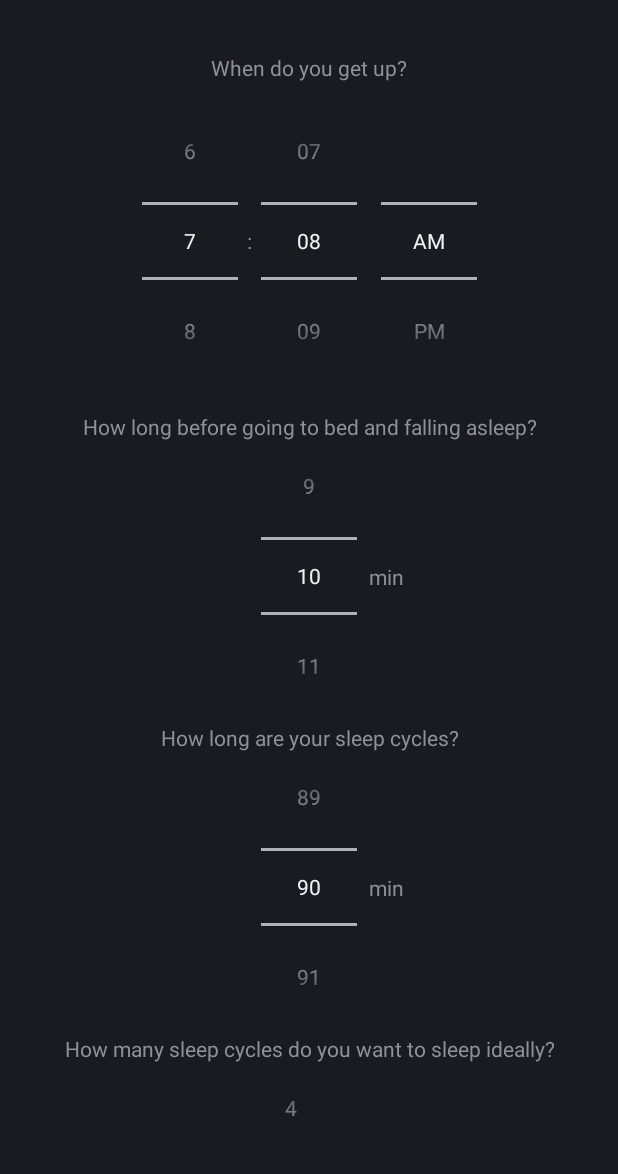
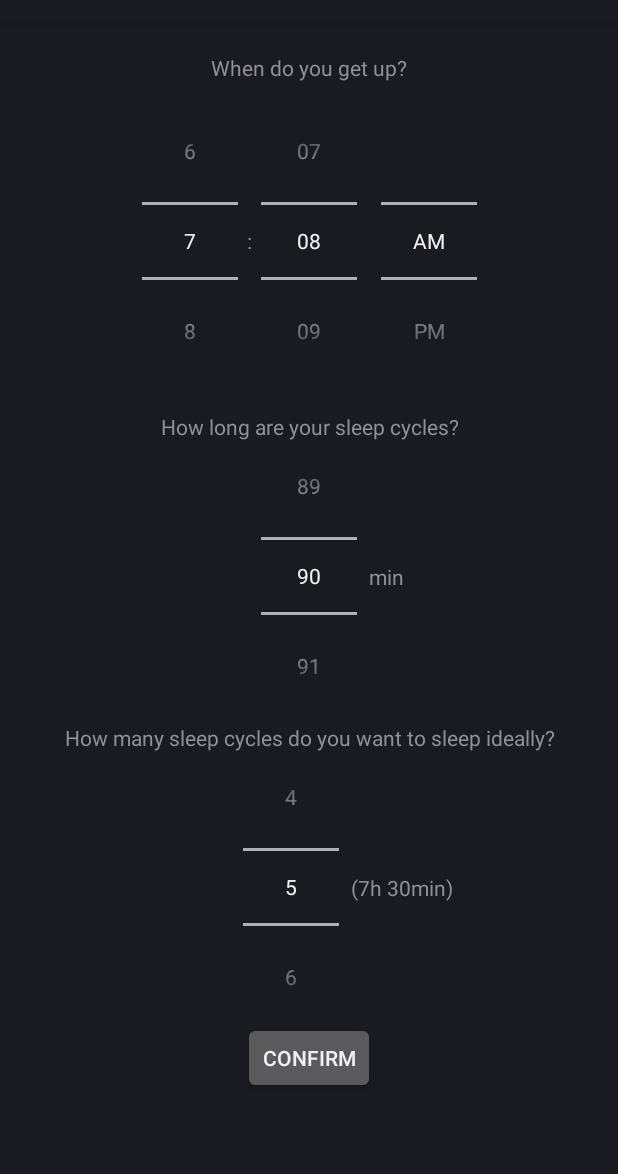
Before and after one commit to BrianGiannini/sleep-on-time, an Android app: the screen it shows after launch (ParameterActivity), on a phone screen of 412 x 824 dp, the part 62-1236 px from its top. Run offline under Robolectric (Android 15) with nearby library versions, the phone set to English and light mode, and no system bars; plain views replace BoxInsetLayout.

Commit message:
improve ui + wip better system

```diff
--- a/app/src/main/AndroidManifest.xml
+++ b/app/src/main/AndroidManifest.xml
@@ -15,11 +15,6 @@
         <uses-library
             android:name="com.google.android.wearable"
             android:required="true" />
-
-        <!--
-               Set to true if your app is Standalone, that is, it does not require the handheld
-               app to run.
-        -->
         <meta-data
             android:name="com.google.android.wearable.standalone"
             android:value="true" />
--- a/app/src/main/java/io/sangui/sleepontime/ParameterActivity.kt
+++ b/app/src/main/java/io/sangui/sleepontime/ParameterActivity.kt
@@ -5,6 +5,8 @@
 import android.content.Intent
 import android.content.SharedPreferences
 import android.os.Bundle
+import android.util.Log
+import android.view.MotionEvent
 import com.google.gson.Gson
 import io.sangui.sleepontime.databinding.ActivityParametersBinding
 
@@ -12,7 +14,6 @@
 class ParameterActivity : Activity() {
 
     private lateinit var binding: ActivityParametersBinding
-
 
     override fun onCreate(savedInstanceState: Bundle?) {
         super.onCreate(savedInstanceState)
@@ -25,13 +26,19 @@
         setupView(preferences)
     }
 
+    override fun onTouchEvent(event: MotionEvent?): Boolean {
+        Log.d("DEBUGMAN", "onTouchEvent $event")
+
+        return super.onTouchEvent(event)
+    }
+
     private fun setupView(preferences: SharedPreferences) {
         with(binding) {
-            with(numberPickerFallAslep) {
-                minValue = 1
-                maxValue = 60
-                value = 10
-            }
+//            with(numberPickerFallAslep) {
+//                minValue = 1
+//                maxValue = 60
+//                value = 10
+//            }
 
             with(numberPickerSleepCycleDuration) {
                 minValue = 60
@@ -90,7 +97,8 @@
                 timePickerGetUp.minute,
                 numberCycles.value,
                 numberPickerSleepCycleDuration.value,
-                numberPickerFallAslep.value
+                0
+//                numberPickerFallAslep.value
             )
         }
 
--- a/app/src/main/java/io/sangui/sleepontime/TimeManager.kt
+++ b/app/src/main/java/io/sangui/sleepontime/TimeManager.kt
@@ -3,7 +3,7 @@
 data class TimerData(
     val timeWakeUpHour: Int,
     val timeWakeUpMinute: Int,
-    val cycleNumber: Int,
+    val numberOfCycles: Int,
     val cycleLength: Int,
     val timeToSleep: Int
 )
--- /dev/null
+++ b/app/src/main/res/drawable/ic_baseline_settings_24.xml
@@ -0,0 +1,5 @@
+<vector android:height="24dp" android:tint="#FFFFFF"
+    android:viewportHeight="24" android:viewportWidth="24"
+    android:width="24dp" xmlns:android="http://schemas.android.com/apk/res/android">
+    <path android:fillColor="@android:color/white" android:pathData="M19.14,12.94c0.04,-0.3 0.06,-0.61 0.06,-0.94c0,-0.32 -0.02,-0.64 -0.07,-0.94l2.03,-1.58c0.18,-0.14 0.23,-0.41 0.12,-0.61l-1.92,-3.32c-0.12,-0.22 -0.37,-0.29 -0.59,-0.22l-2.39,0.96c-0.5,-0.38 -1.03,-0.7 -1.62,-0.94L14.4,2.81c-0.04,-0.24 -0.24,-0.41 -0.48,-0.41h-3.84c-0.24,0 -0.43,0.17 -0.47,0.41L9.25,5.35C8.66,5.59 8.12,5.92 7.63,6.29L5.24,5.33c-0.22,-0.08 -0.47,0 -0.59,0.22L2.74,8.87C2.62,9.08 2.66,9.34 2.86,9.48l2.03,1.58C4.84,11.36 4.8,11.69 4.8,12s0.02,0.64 0.07,0.94l-2.03,1.58c-0.18,0.14 -0.23,0.41 -0.12,0.61l1.92,3.32c0.12,0.22 0.37,0.29 0.59,0.22l2.39,-0.96c0.5,0.38 1.03,0.7 1.62,0.94l0.36,2.54c0.05,0.24 0.24,0.41 0.48,0.41h3.84c0.24,0 0.44,-0.17 0.47,-0.41l0.36,-2.54c0.59,-0.24 1.13,-0.56 1.62,-0.94l2.39,0.96c0.22,0.08 0.47,0 0.59,-0.22l1.92,-3.32c0.12,-0.22 0.07,-0.47 -0.12,-0.61L19.14,12.94zM12,15.6c-1.98,0 -3.6,-1.62 -3.6,-3.6s1.62,-3.6 3.6,-3.6s3.6,1.62 3.6,3.6S13.98,15.6 12,15.6z"/>
+</vector>
--- /dev/null
+++ b/app/src/main/res/drawable/round_corner.xml
@@ -0,0 +1,5 @@
+<?xml version="1.0" encoding="utf-8"?>
+<shape xmlns:android="http://schemas.android.com/apk/res/android">
+    <solid android:color="#515a69" />
+    <corners android:radius="16dp" />
+</shape>
--- a/app/src/main/res/layout/activity_parameters.xml
+++ b/app/src/main/res/layout/activity_parameters.xml
@@ -37,24 +37,24 @@
                 app:layout_constraintStart_toStartOf="parent"
                 app:layout_constraintTop_toBottomOf="@+id/when_sleep_text" />
 
-            <TextView
-                android:id="@+id/fall_asleep_text"
-                android:layout_width="wrap_content"
-                android:layout_height="wrap_content"
-                android:text="@string/how_long_fall_asleep_text"
-                android:gravity="center"
-                android:paddingTop="8dp"
-                app:layout_constraintEnd_toEndOf="parent"
-                app:layout_constraintStart_toStartOf="parent"
-                app:layout_constraintTop_toBottomOf="@+id/time_picker_get_up" />
+<!--            <TextView-->
+<!--                android:id="@+id/fall_asleep_text"-->
+<!--                android:layout_width="wrap_content"-->
+<!--                android:layout_height="wrap_content"-->
+<!--                android:text="@string/how_long_fall_asleep_text"-->
+<!--                android:gravity="center"-->
+<!--                android:paddingTop="8dp"-->
+<!--                app:layout_constraintEnd_toEndOf="parent"-->
+<!--                app:layout_constraintStart_toStartOf="parent"-->
+<!--                app:layout_constraintTop_toBottomOf="@+id/time_picker_get_up" />-->
 
-            <NumberPicker
-                android:id="@+id/number_picker_fall_aslep"
-                android:layout_width="wrap_content"
-                android:layout_height="wrap_content"
-                app:layout_constraintEnd_toEndOf="parent"
-                app:layout_constraintStart_toStartOf="parent"
-                app:layout_constraintTop_toBottomOf="@+id/fall_asleep_text" />
+<!--            <NumberPicker-->
+<!--                android:id="@+id/number_picker_fall_aslep"-->
+<!--                android:layout_width="wrap_content"-->
+<!--                android:layout_height="wrap_content"-->
+<!--                app:layout_constraintEnd_toEndOf="parent"-->
+<!--                app:layout_constraintStart_toStartOf="parent"-->
+<!--                app:layout_constraintTop_toBottomOf="@+id/fall_asleep_text" />-->
 
             <TextView
                 android:id="@+id/sleep_cycle_length"
@@ -65,7 +65,7 @@
                 android:paddingTop="8dp"
                 app:layout_constraintEnd_toEndOf="parent"
                 app:layout_constraintStart_toStartOf="parent"
-                app:layout_constraintTop_toBottomOf="@+id/number_picker_fall_aslep" />
+                app:layout_constraintTop_toBottomOf="@+id/time_picker_get_up" />
 
             <NumberPicker
                 android:id="@+id/number_picker_sleep_cycle_duration"
@@ -75,15 +75,15 @@
                 app:layout_constraintStart_toStartOf="parent"
                 app:layout_constraintTop_toBottomOf="@+id/sleep_cycle_length" />
 
-            <TextView
-                android:id="@+id/textView"
-                android:layout_width="wrap_content"
-                android:layout_height="wrap_content"
-                android:layout_marginStart="8dp"
-                android:text="@string/minutes_text"
-                app:layout_constraintBottom_toBottomOf="@+id/number_picker_fall_aslep"
-                app:layout_constraintStart_toEndOf="@+id/number_picker_fall_aslep"
-                app:layout_constraintTop_toBottomOf="@+id/fall_asleep_text" />
+<!--            <TextView-->
+<!--                android:id="@+id/textView"-->
+<!--                android:layout_width="wrap_content"-->
+<!--                android:layout_height="wrap_content"-->
+<!--                android:layout_marginStart="8dp"-->
+<!--                android:text="@string/minutes_text"-->
+<!--                app:layout_constraintBottom_toBottomOf="@+id/number_picker_fall_aslep"-->
+<!--                app:layout_constraintStart_toEndOf="@+id/number_picker_fall_aslep"-->
+<!--                app:layout_constraintTop_toBottomOf="@+id/fall_asleep_text" />-->
 
             <TextView
                 android:id="@+id/minutes_info_text"
--- a/app/src/main/res/values/strings.xml
+++ b/app/src/main/res/values/strings.xml
@@ -5,7 +5,7 @@
     values-round/strings.xml for round devices.
     -->
     <string name="when_get_up_text">When do you get up?</string>
-    <string name="how_long_fall_asleep_text">How long before going to bed and falling asleep?</string>
+    <string name="how_long_fall_asleep_text">How long before falling asleep?</string>
     <string name="length_cycle_text">How long are your sleep cycles?</string>
     <string name="how_many_cycle_text">How many cycles you aim to sleep?</string>
     <string name="minutes_text">min</string>
@@ -17,7 +17,10 @@
     <string name="share_prefs_fist_time_key">firstTimeKey</string>
     <string name="share_prefs_time_get_up">getUpKey</string>
     <string name="params_text">params</string>
-    <string name="late_text">late to go to bed</string>
-    <string name="before_bed_text">before go to bed</string>
+    <string name="late_text">late for sleep</string>
+    <string name="before_bed_text">before going to sleep</string>
+    <string name="before_cycle_text">before next cycle</string>
+    <string name="after_cycle_text">since previous cycle</string>
+    <string name="parameters_text_description">parameters</string>
 
 </resources>
```
Also changed, not shown: app/src/main/java/io/sangui/sleepontime/TimeActivity.kt (+31 -35 lines), app/src/main/res/layout/activity_time.xml (+44 -12 lines).
